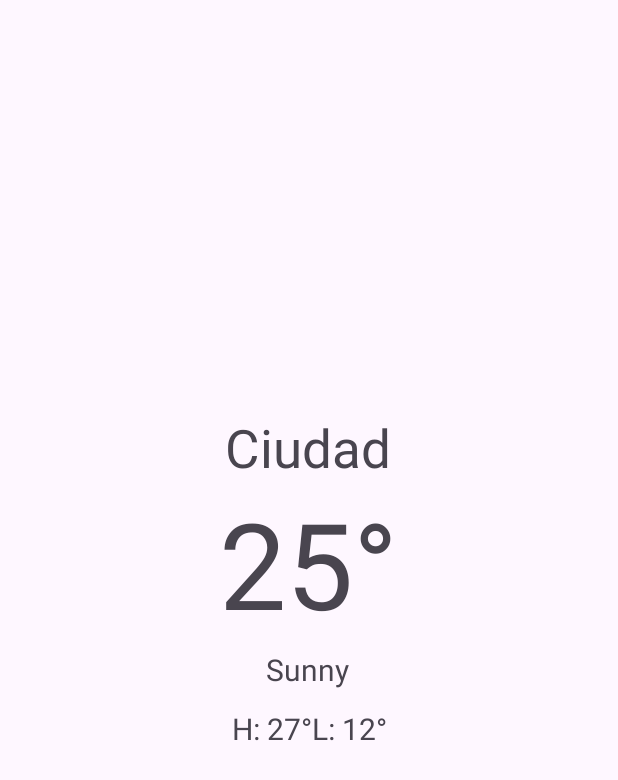
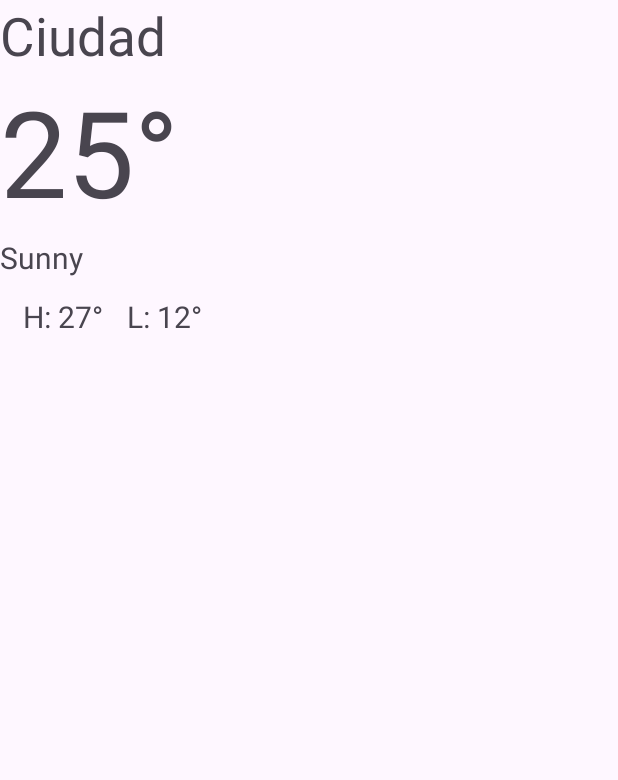
Before and after one commit to Jarcovision/CurrentWeatherData, an Android app: the TemperatureFragment screen opened through its navigation route, on a phone screen of 412 x 824 dp. Shown: the top 780 px of the screen. Run offline under Robolectric (Android 15) with nearby library versions, the phone set to English and light mode, and no system bars; our stand-ins replace Dagger/Hilt's generated code, data binding.

Commit message:
changes to fragment_temperature.xml

```diff
--- a/app/src/main/java/com/example/currentweatherdata/models/network/WeatherResponse.kt
+++ b/app/src/main/java/com/example/currentweatherdata/models/network/WeatherResponse.kt
@@ -4,10 +4,10 @@ import com.google.gson.annotations.SerializedName
 
 data class WeatherResponse(
     @SerializedName("name") val cityName: String?,
-    @SerializedName("temp") val temp: Float? = null,
+    @SerializedName("temp") val temp: Int? = null,
     @SerializedName("description") val description: String? = null,
-    @SerializedName("temp_max") val tempMax: Float? = null, // En la imagen está primero la temperatura máxima
-    @SerializedName("temp_min") val tempMin: Float? = null,
+    @SerializedName("temp_max") val tempMax: Int? = null, // En la imagen está primero la temperatura máxima
+    @SerializedName("temp_min") val tempMin: Int? = null,
     )
 
 /*val weatherResponse: WeatherResponse? = response.body()
--- a/app/src/main/java/com/example/currentweatherdata/ui/temperature/TemperatureFragment.kt
+++ b/app/src/main/java/com/example/currentweatherdata/ui/temperature/TemperatureFragment.kt
@@ -8,7 +8,9 @@ import android.view.ViewGroup
 import androidx.fragment.app.viewModels
 import com.example.currentweatherdata.databinding.FragmentTemperatureBinding
 import com.example.currentweatherdata.models.network.WeatherResponse
+import dagger.hilt.android.AndroidEntryPoint
 
+@AndroidEntryPoint // Si no se agrega esta anotación, la app se cerrará al intentar ir al fragmento
 class TemperatureFragment : Fragment() {
 
     private var _binding: FragmentTemperatureBinding? = null
@@ -18,7 +20,8 @@ class TemperatureFragment : Fragment() {
     override fun onCreateView(
         inflater: LayoutInflater, container: ViewGroup?,
         savedInstanceState: Bundle?
-    ): View? {
+    ): View {
+
         _binding = FragmentTemperatureBinding.inflate(inflater, container, false)
         return binding.root
     }
@@ -28,12 +31,7 @@ class TemperatureFragment : Fragment() {
 
         viewModel.weatherData.observe(viewLifecycleOwner, this::updateWeather)
 
-        viewModel.getWeatherInfo("Cupertino")
-    }
-
-    override fun onDestroyView() {
-        super.onDestroyView()
-        _binding = null
+        viewModel.getWeatherInfo("cupertino")
     }
 
     private fun updateWeather(weatherResponse: WeatherResponse) {
@@ -46,7 +44,12 @@ class TemperatureFragment : Fragment() {
         binding.cityName.text = cityName
         binding.currentTemperature.text = temperature.toString()
         binding.weatherDescription.text = description
-        binding.max.text = tempMax.toString()
-        binding.min.text = tempMin.toString()
+        binding.max.text = "H: $tempMax°"
+        binding.min.text = "L: $tempMin°"
+    }
+
+    override fun onDestroyView() {
+        super.onDestroyView()
+        _binding = null
     }
 }
--- a/app/src/main/java/com/example/currentweatherdata/ui/wind/WindFragment.kt
+++ b/app/src/main/java/com/example/currentweatherdata/ui/wind/WindFragment.kt
@@ -19,4 +19,8 @@ class WindFragment : Fragment() {
         // Inflate the layout for this fragment
         return inflater.inflate(R.layout.fragment_wind, container, false)
     }
+
+    override fun onDestroyView() {
+        super.onDestroyView()
+    }
 }
--- a/app/src/main/res/layout/fragment_temperature.xml
+++ b/app/src/main/res/layout/fragment_temperature.xml
@@ -1,12 +1,19 @@
 <?xml version="1.0" encoding="utf-8"?>
-<androidx.constraintlayout.widget.ConstraintLayout xmlns:android="http://schemas.android.com/apk/res/android"
+<layout xmlns:android="http://schemas.android.com/apk/res/android"
     xmlns:app="http://schemas.android.com/apk/res-auto"
     xmlns:tools="http://schemas.android.com/tools"
-    android:layout_width="match_parent"
-    android:layout_height="match_parent"
-    android:orientation="vertical"
     android:id="@+id/temperature_layout">
 
+    <data>
+        <variable
+            name="viewModel"
+            type="com.example.currentweatherdata.ui.temperature.TemperatureViewModel" />
+    </data>
+
+    <LinearLayout
+        android:layout_width="match_parent"
+        android:layout_height="match_parent"
+        android:orientation="vertical">
 
     <TextView
         android:id="@+id/city_name"
@@ -28,7 +35,6 @@
         android:text="25°"
         android:textSize="80sp"
         app:layout_constraintEnd_toEndOf="parent"
-        app:layout_constraintHorizontal_bias="0.498"
         app:layout_constraintStart_toStartOf="parent"
         app:layout_constraintTop_toBottomOf="@+id/city_name" />
 
@@ -40,17 +46,15 @@
         android:text="Sunny"
         android:textSize="20sp"
         app:layout_constraintEnd_toEndOf="parent"
-        app:layout_constraintHorizontal_bias="0.498"
         app:layout_constraintStart_toStartOf="parent"
         app:layout_constraintTop_toBottomOf="@+id/current_temperature" />
 
-    <LinearLayout
-        android:layout_width="wrap_content"
+    <androidx.constraintlayout.widget.ConstraintLayout
+        android:layout_width="150dp"
         android:layout_height="wrap_content"
         android:layout_marginTop="12dp"
         android:orientation="horizontal"
         app:layout_constraintEnd_toEndOf="parent"
-        app:layout_constraintHorizontal_bias="0.501"
         app:layout_constraintStart_toStartOf="parent"
         app:layout_constraintTop_toBottomOf="@id/weather_description">
 
@@ -60,9 +64,9 @@
             android:layout_height="wrap_content"
             android:text="H: 27°"
             android:textSize="20sp"
-            app:layout_constraintEnd_toEndOf="parent"
+            app:layout_constraintEnd_toStartOf="@+id/min"
             app:layout_constraintStart_toStartOf="parent"
-            app:layout_constraintTop_toBottomOf="@+id/weather_description" />
+            app:layout_constraintTop_toTopOf="@+id/min" />
 
         <TextView
             android:id="@+id/min"
@@ -71,11 +75,13 @@
             android:text="L: 12°"
             android:textSize="20sp"
             app:layout_constraintEnd_toEndOf="parent"
-            app:layout_constraintStart_toEndOf="@id/max"
-            tools:layout_editor_absoluteY="285dp" />
+            app:layout_constraintStart_toEndOf="@+id/max"
+            app:layout_constraintTop_toTopOf="@+id/max" />
+    </androidx.constraintlayout.widget.ConstraintLayout>
+
     </LinearLayout>
 
 
 
 
-</androidx.constraintlayout.widget.ConstraintLayout>
+</layout>
```
Also changed, not shown: app/src/main/java/com/example/currentweatherdata/di/AppModule.kt (+4 -4 lines).
